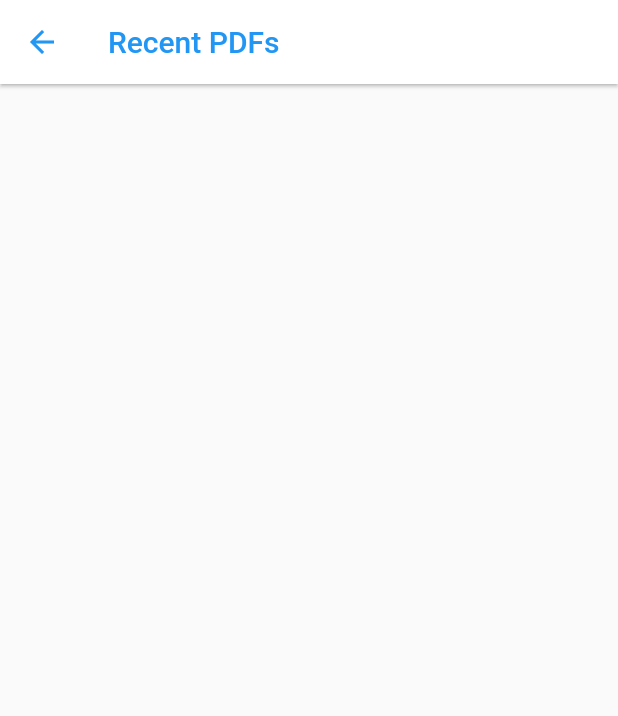
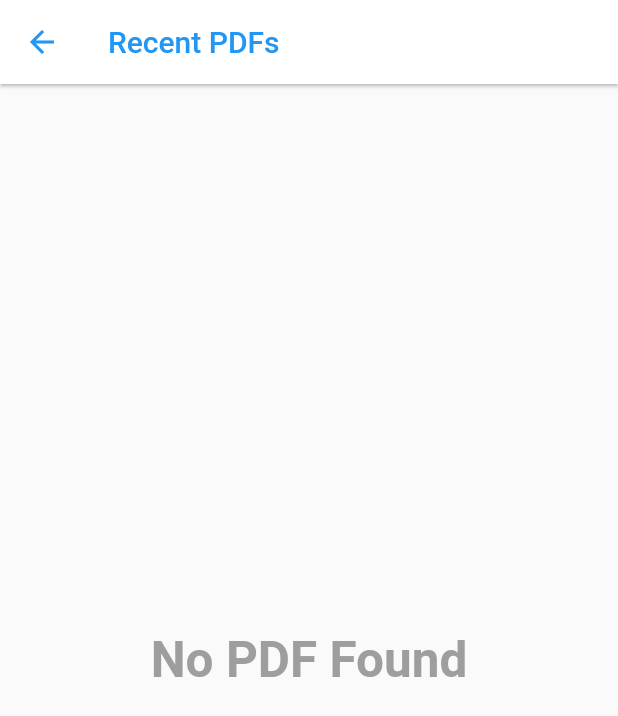
Before and after one commit to Mirzaazmath/flutter_img_to_pdf_converter, a Flutter app: the screen it shows after launch, after a tap on "See All", on a phone screen of 412 x 824 dp. Shown: the top 716 px of the screen. Run offline on Flutter 3.47's test engine with Material 2 defaults, Android fonts, the phone set to English and light mode, and no system bars; our stand-ins replace flutter_bloc, fluttertoast, image_picker.

Commit message:
added output

```diff
--- a/lib/screens/home_screen.dart
+++ b/lib/screens/home_screen.dart
@@ -157,7 +157,7 @@ class _HomeScreenState extends State<HomeScreen> {
                   style: TextStyle(
                       color: Colors.black,
                       fontWeight: FontWeight.bold,
-                      fontSize: 24),
+                      fontSize: 22),
                 ),
                 GestureDetector(
                   onTap: (){
--- a/lib/screens/recent_pdfs_screen.dart
+++ b/lib/screens/recent_pdfs_screen.dart
@@ -89,7 +89,7 @@ class _RecentPdfSCreenState extends State<RecentPdfSCreen> {
       ),
       body: Padding(
         padding: const EdgeInsets.all(20),
-        child: ListView.builder(
+        child:files.isEmpty?const Center(child: Text("No PDF Found",style: TextStyle(color: Colors.grey,fontWeight: FontWeight.bold,fontSize: 33),)): ListView.builder(
             itemCount:files.length,
             itemBuilder: (BuildContext context, int index) {
               return GestureDetector(
```
Also changed, not shown: assets/output/Screenshot1.png (added), assets/output/Screenshot10.png (added), assets/output/Screenshot11.png (added), assets/output/Screenshot2.png (added), assets/output/Screenshot3.png (added), assets/output/Screenshot4.png (added), assets/output/Screenshot5.png (added), assets/output/Screenshot6.png (added), assets/output/Screenshot7.png (added), assets/output/Screenshot8.png (added), assets/output/Screenshot9.png (added), 2 other files.
